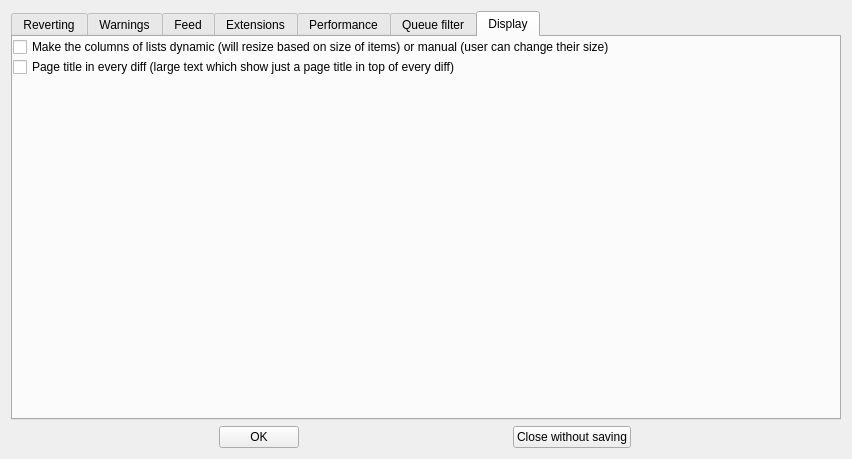
First picture: the form in huggle/preferences.ui, repository huggle/huggle3-qt-lx, before the edit.
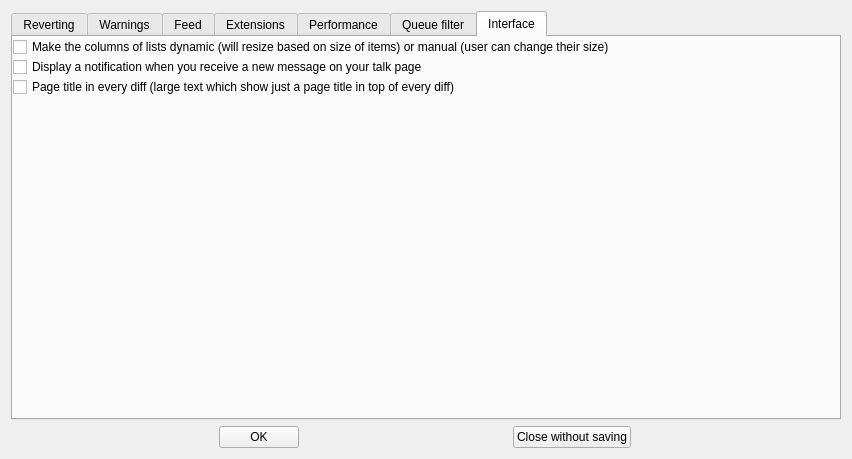
Second picture: the form after the edit. The open tabs and pages were chosen to show the change.

Diff of the .ui file:
```diff
--- a/huggle/preferences.ui
+++ b/huggle/preferences.ui
@@ -522,7 +522,7 @@
        </sizepolicy>
       </property>
       <attribute name="title">
-       <string>Display</string>
+       <string>Interface</string>
       </attribute>
       <layout class="QVBoxLayout" name="verticalLayout_9">
        <property name="spacing">
@@ -547,6 +547,13 @@
          </property>
         </widget>
        </item>
+       <item>
+        <widget class="QCheckBox" name="checkBox_25">
+         <property name="text">
+          <string>Display a notification when you receive a new message on your talk page</string>
+         </property>
+        </widget>
+       </item>
        <item>
         <widget class="QCheckBox" name="checkBox_23">
          <property name="text">
```
